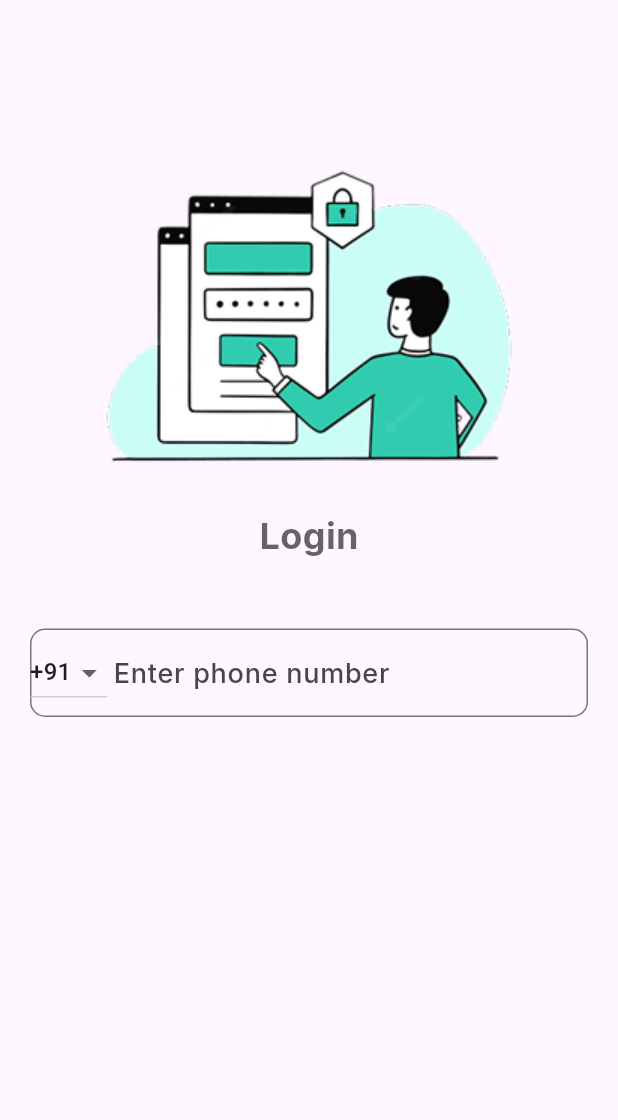
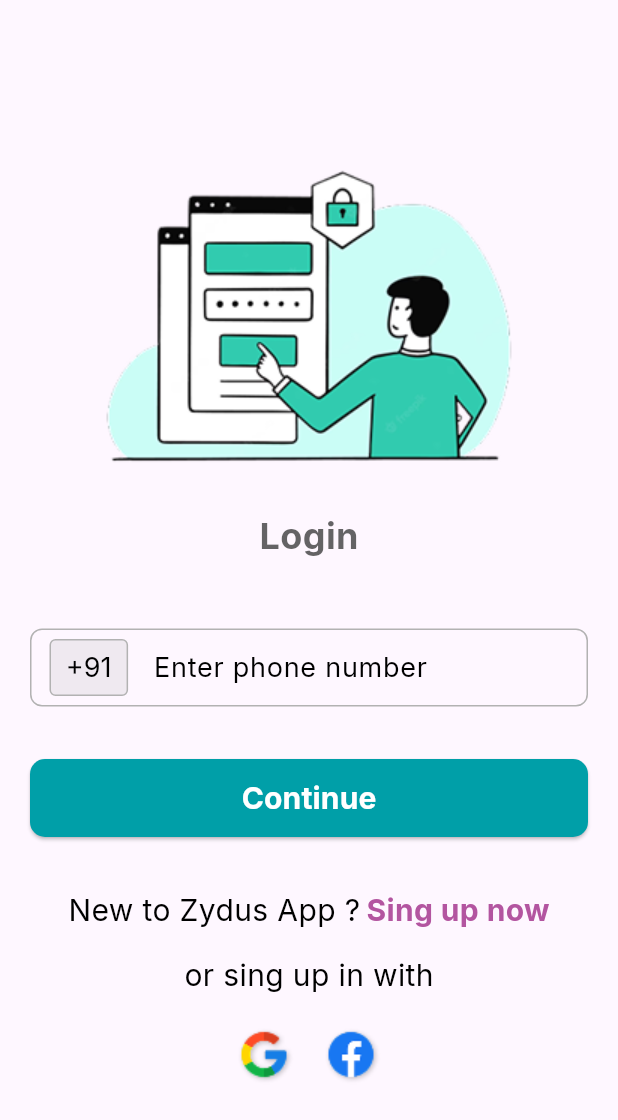
Before and after one commit to nageshwar1996/hospitality_flutter, a Flutter app: the screen it shows after launch, on a phone screen of 412 x 824 dp. Shown: the top 1120 px of the screen. Run offline on Flutter 3.47's test engine with Material 3 defaults, Android fonts, the phone set to English and light mode, and no system bars; our stand-ins replace shared_preferences.

Commit message:
Login page UI done

```diff
--- a/lib/screens/login/login_screen_v2.dart
+++ b/lib/screens/login/login_screen_v2.dart
@@ -23,7 +23,10 @@ class _LoginScreenV2State extends State<LoginScreenV2> {
             // (keyboard) when the user taps anywhere else on the screen
           },
           child: SingleChildScrollView(
+            // SingleChildScrollView is a widget that allows the user to scroll through a list of widgets
+            // when the content is larger than the screen
             padding: const EdgeInsets.symmetric(horizontal: 20, vertical: 20),
+            // use to global padding for whole screen
             child: Column(
               children: [
                 Center(child: Image.asset("assets/images/login.png")),
@@ -38,29 +41,151 @@ class _LoginScreenV2State extends State<LoginScreenV2> {
                   ),
                 ),
                 SizedBox(height: 45),
-                TextField(
+                SizedBox(
+                  height: 52,
+                  child: TextField(
+                    cursorColor: const Color(0xFF009FA8),
+                    style: TextStyle(
+                      fontFamily: "Inter",
+                      fontWeight: FontWeight.w400,
+                      fontSize: 18,
+                      color: Color(0xFF000000),
+                    ),
                     decoration: InputDecoration(
                       hintText: "Enter phone number",
-                    border: OutlineInputBorder(
-                      borderRadius: BorderRadius.circular(10),
+                      hintStyle: TextStyle(
+                        fontFamily: "Inter",
+                        fontWeight: FontWeight.w400,
+                        fontSize: 18,
+                        color: Color(0xFF000000),
                       ),
-                    prefixIcon: DropdownButton<String>(
+                      contentPadding: const EdgeInsets.symmetric(
+                        horizontal: 16,
+                        vertical: 0,
+                      ),
+                      enabledBorder: OutlineInputBorder(
+                        borderRadius: BorderRadius.circular(8),
+                        borderSide: const BorderSide(
+                          color: Color(0xFFB2B2B2),
+                          width: 1,
+                        ),
+                      ),
+                      focusedBorder: OutlineInputBorder(
+                        borderRadius: BorderRadius.circular(8),
+                        borderSide: const BorderSide(color: Color(0xFF009FA8)),
+                      ),
+                      prefixIcon: Container(
+                        decoration: BoxDecoration(
+                          border: Border.all(
+                            color: Color(0xFFB2B2B2),
+                            width: 1,
+                          ),
+                          borderRadius: BorderRadius.circular(4),
+                          color: Color(0x33B2B2B2),
+                        ),
+                        padding: const EdgeInsets.symmetric(horizontal: 10),
+                        margin: const EdgeInsets.symmetric(
+                          horizontal: 13,
+                          vertical: 7,
+                        ),
+                        child: DropdownButton<String>(
+                          icon: const SizedBox.shrink(),
+                          underline: SizedBox(),
+                          style: TextStyle(
+                            fontFamily: "Inter",
+                            fontWeight: FontWeight.w400,
+                            fontSize: 18,
+                            color: Color(0xFF000000),
+                          ),
                           value: '+91',
                           items: [
                             DropdownMenuItem(value: '+91', child: Text('+91')),
                             DropdownMenuItem(value: '+1', child: Text('+1')),
+                            DropdownMenuItem(value: '+12', child: Text('+12')),
+                            DropdownMenuItem(value: '+16', child: Text('+16')),
                           ],
                           onChanged: (value) {
                             print(value);
                           },
                         ),
                       ),
+                    ),
                     keyboardType: TextInputType.phone,
+                  ),
+                ),
+                SizedBox(height: 35),
+                SizedBox(
+                  height: 52,
+                  width: double.infinity,
+                  child: ElevatedButton(
+                    onPressed: () {
+                      print("Btn click");
+                    },
+                    style: ElevatedButton.styleFrom(
+                      backgroundColor: Color(0xFF009FA8),
+                      shape: RoundedRectangleBorder(
+                        borderRadius: BorderRadius.circular(10),
+                      ),
+                    ),
+                    child: Text(
+                      "Continue",
                       style: TextStyle(
                         fontFamily: "Inter",
-                    fontWeight: FontWeight.w500,
-                    fontSize: 18,
+                        fontWeight: FontWeight.w700,
+                        fontSize: 20,
+                        color: Color(0xFFFFFFFF),
+                      ),
+                    ),
+                  ),
+                ),
+                SizedBox(height: 34),
+                Center(
+                  child: Row(
+                    mainAxisSize: MainAxisSize.min,
+                    children: [
+                      Text(
+                        "New to Zydus App ?",
+                        style: TextStyle(
+                          fontFamily: "Inter",
+                          fontWeight: FontWeight.w400,
+                          fontSize: 20,
                           color: Color(0xFF000000),
+                        ),
+                      ),
+                      SizedBox(width: 4),
+                      Text(
+                        "Sing up now",
+                        style: TextStyle(
+                          fontFamily: "Inter",
+                          fontWeight: FontWeight.w700,
+                          fontSize: 20,
+                          color: Color(0xFFB355A0),
+                        ),
+                      ),
+                    ],
+                  ),
+                ),
+                SizedBox(height: 14),
+                Center(
+                  child: Text(
+                    "or sing up in with",
+                    style: TextStyle(
+                      fontFamily: "Inter",
+                      fontWeight: FontWeight.w400,
+                      fontSize: 20,
+                      color: Color(0xFF000000),
+                    ),
+                  ),
+                ),
+                SizedBox(height: 21),
+                Center(
+                  child: Row(
+                    mainAxisSize: MainAxisSize.min,
+                    children: [
+                      Image.asset("assets/images/google.png"),
+                      SizedBox(width: 20),
+                      Image.asset("assets/images/facebook.png"),
+                    ],
                   ),
                 ),
               ],
```
Also changed, not shown: assets/images/facebook.png (added), assets/images/google.png (added), pubspec.lock. Lines whose indentation alone changed are shown as unchanged.
